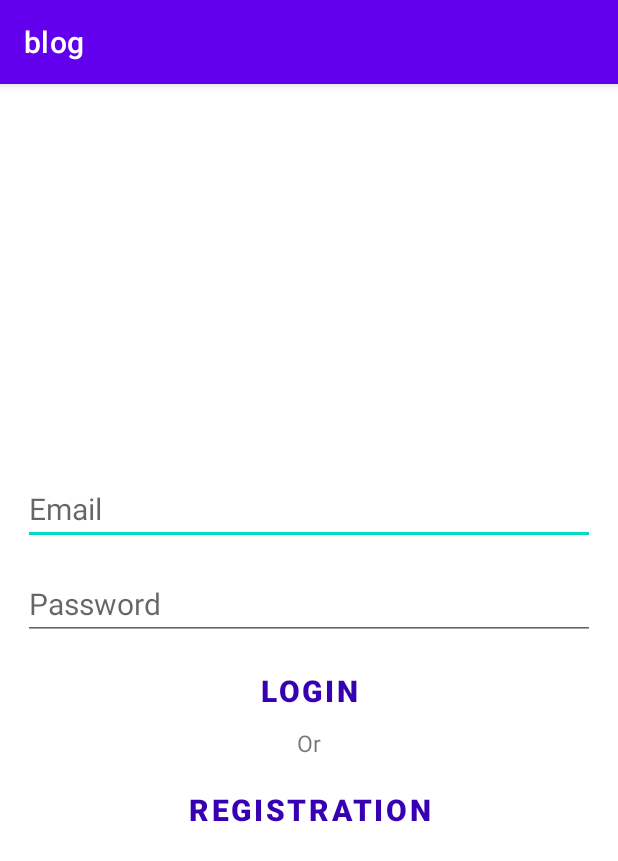
After one commit to DimaMamaev/java-blog, an Android app: the Login screen opened directly, with no data from a screen before it, on a phone screen of 412 x 824 dp. The commit adds this screen. Shown: the top 861 px of the screen. Run offline under Robolectric (Android 15) with nearby library versions, the phone set to English and light mode, and no system bars.

Commit message:
created login activity screen

```diff
--- a/app/src/main/AndroidManifest.xml
+++ b/app/src/main/AndroidManifest.xml
@@ -1,7 +1,9 @@
 <?xml version="1.0" encoding="utf-8"?>
 <manifest xmlns:android="http://schemas.android.com/apk/res/android"
     package="com.example.blog">
-<uses-permission android:name="android.permission.INTERNET"/>
+
+    <uses-permission android:name="android.permission.INTERNET" />
+
     <application
         android:allowBackup="true"
         android:icon="@mipmap/ic_launcher"
@@ -9,6 +11,7 @@
         android:roundIcon="@mipmap/ic_launcher_round"
         android:supportsRtl="true"
         android:theme="@style/Theme.Blog">
+        <activity android:name=".Login"></activity>
         <activity android:name=".MainActivity">
             <intent-filter>
                 <action android:name="android.intent.action.MAIN" />
--- /dev/null
+++ b/app/src/main/java/com/example/blog/Login.java
@@ -0,0 +1,14 @@
+package com.example.blog;
+
+import androidx.appcompat.app.AppCompatActivity;
+
+import android.os.Bundle;
+
+public class Login extends AppCompatActivity {
+
+    @Override
+    protected void onCreate(Bundle savedInstanceState) {
+        super.onCreate(savedInstanceState);
+        setContentView(R.layout.activity_login);
+    }
+}
--- a/app/src/main/java/com/example/blog/MainActivity.java
+++ b/app/src/main/java/com/example/blog/MainActivity.java
@@ -2,13 +2,25 @@ package com.example.blog;
 
 import androidx.appcompat.app.AppCompatActivity;
 
+import android.content.Intent;
 import android.os.Bundle;
+import android.view.View;
+import android.widget.Button;
 
 public class MainActivity extends AppCompatActivity {
-
+    private Button authBtn;
     @Override
     protected void onCreate(Bundle savedInstanceState) {
         super.onCreate(savedInstanceState);
         setContentView(R.layout.activity_main);
+
+        authBtn = findViewById(R.id.authBtn);
+
+        authBtn.setOnClickListener(new View.OnClickListener() {
+            @Override
+            public void onClick(View v) {
+                startActivity(new Intent(MainActivity.this, Login.class));
+            }
+        });
     }
 }
--- /dev/null
+++ b/app/src/main/res/layout/activity_login.xml
@@ -0,0 +1,73 @@
+<?xml version="1.0" encoding="utf-8"?>
+<LinearLayout
+    xmlns:android="http://schemas.android.com/apk/res/android"
+    xmlns:tools="http://schemas.android.com/tools"
+    android:layout_width="match_parent"
+    android:layout_height="match_parent"
+    tools:context=".Login"
+    android:orientation="vertical"
+    android:gravity="center"
+    android:padding="15dp"
+    >
+    <ProgressBar
+        android:id="@+id/loading_bar"
+        style="?android:attr/progressBarStyleLarge"
+        android:visibility="gone"
+        android:layout_width="wrap_content"
+        android:layout_height="wrap_content"/>
+    <LinearLayout
+        android:orientation="vertical"
+        android:id="@+id/login_form"
+        android:layout_width="match_parent"
+        android:layout_height="wrap_content">
+        <AutoCompleteTextView
+            android:id="@+id/email"
+            android:hint="@string/hint_email"
+            android:inputType="textEmailAddress"
+            android:maxLines="1"
+            android:layout_width="match_parent"
+            android:layout_height="wrap_content"
+            android:textSize="20dp"
+            />
+        <EditText
+            android:layout_width="match_parent"
+            android:layout_height="wrap_content"
+            android:id="@+id/password"
+            android:maxLines="1"
+            android:inputType="textPassword"
+            android:hint="@string/hint_password"
+            android:layout_marginTop="15dp"
+            android:textSize="20dp"
+            />
+        <Button
+            android:layout_marginTop="10dp"
+            android:id="@+id/signInBtn"
+            android:textColor="@color/purple_700"
+            android:text="@string/signInBtnText"
+            android:background="@android:color/transparent"
+            android:layout_width="match_parent"
+            android:layout_height="wrap_content"
+            android:textStyle="bold"
+            android:textSize="20dp"
+            />
+        <TextView
+            android:layout_width="match_parent"
+            android:layout_height="wrap_content"
+            android:id="@+id/orChange"
+            android:text="@string/changeParam"
+            android:textSize="15dp"
+            android:gravity="center_horizontal"
+            />
+        <Button
+            android:layout_marginTop="10dp"
+            android:id="@+id/registrationBtn"
+            android:textColor="@color/purple_700"
+            android:text="@string/registrationBtnText"
+            android:background="@android:color/transparent"
+            android:layout_width="match_parent"
+            android:layout_height="wrap_content"
+            android:textStyle="bold"
+            android:textSize="20dp"
+            />
+    </LinearLayout>
+</LinearLayout>
--- a/app/src/main/res/values/strings.xml
+++ b/app/src/main/res/values/strings.xml
@@ -3,4 +3,9 @@
     <string name="title_text">Simple Blog App</string>
     <string name="welcome_message">Welcome !</string>
     <string name="authBtnText">Get started</string>
+    <string name="hint_email">Email</string>
+    <string name="hint_password">Password</string>
+    <string name="signInBtnText">Login</string>
+    <string name="changeParam">Or</string>
+    <string name="registrationBtnText">Registration</string>
 </resources>
```
